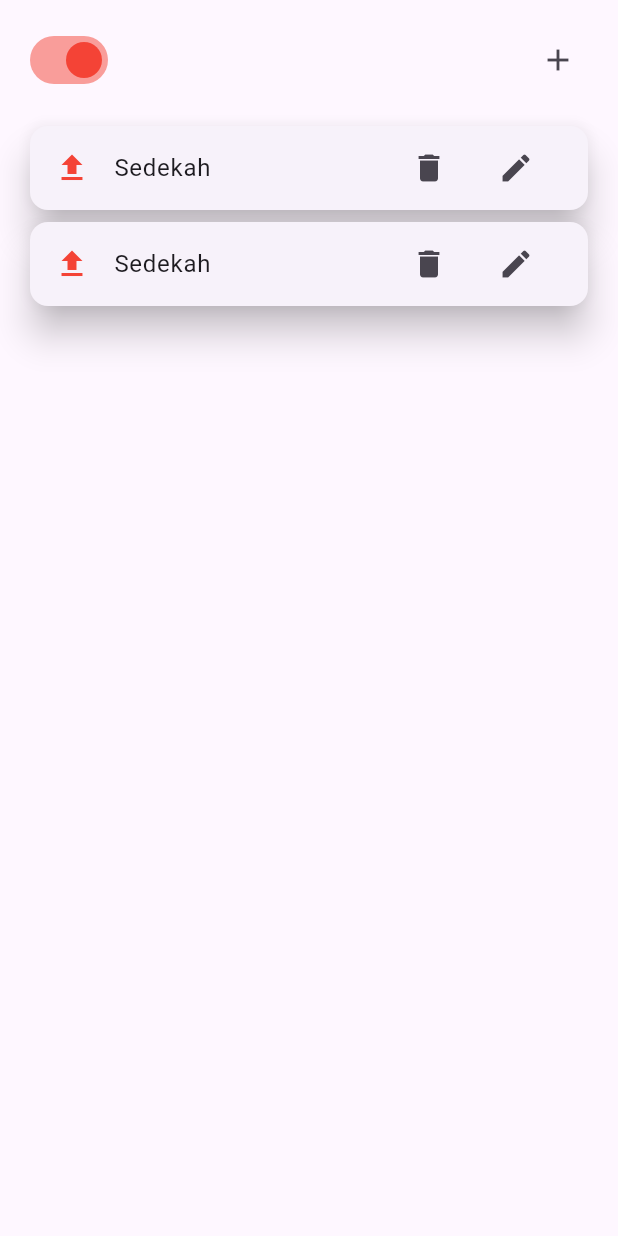
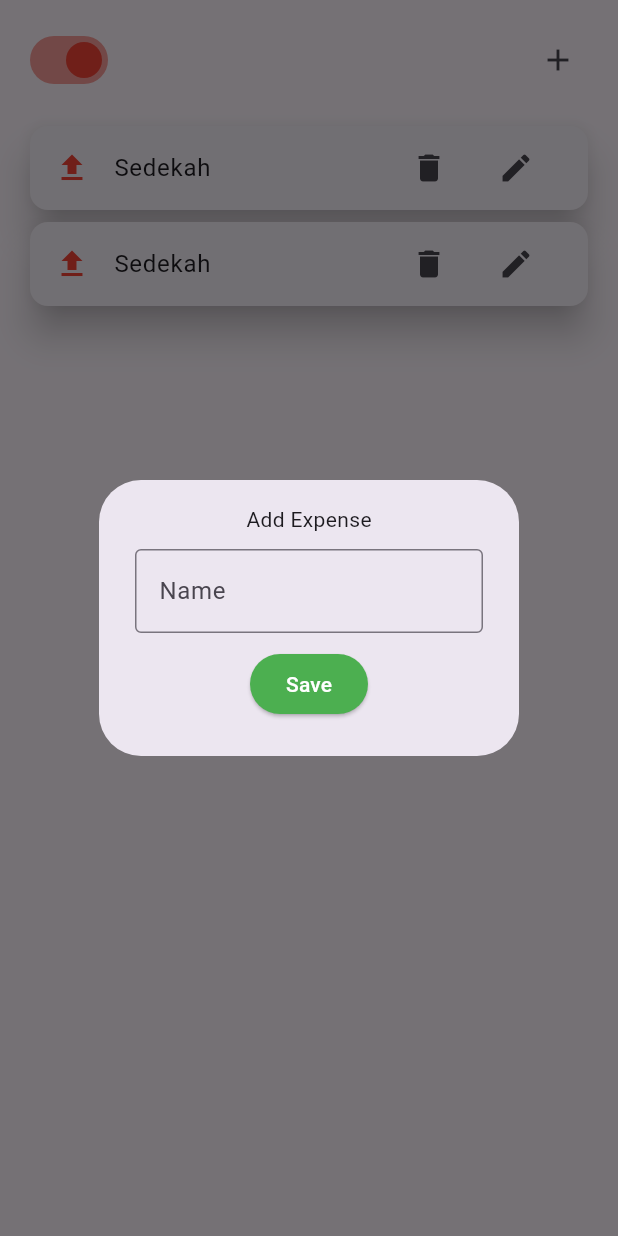
Before and after one commit to tgarwis/uas_mobile, a Flutter app: the CategoryPage widget shown alone on an empty page, opened directly, after a tap on the "add" icon, on a phone screen of 412 x 824 dp. Run offline on Flutter 3.47's test engine with Material 3 defaults, Android fonts, the phone set to English and light mode, and no system bars; missing offline and left inert: calendar_appbar.

Commit message:
Add: showDialog in category_page

```diff
--- a/lib/pages/category_page.dart
+++ b/lib/pages/category_page.dart
@@ -8,15 +8,57 @@ class CategoryPage extends StatefulWidget {
 }
 
 class _CategoryPageState extends State<CategoryPage> {
+  bool isExpense = true;
 
-  bool isExpense = true;
+  void openDialog() {
+    showDialog(
+        context: context,
+        builder: (BuildContext context) {
+          return AlertDialog(
+            content: SingleChildScrollView(
+              child: Center(
+                child: Column(
+                  children: [
+                    Text((isExpense == true) ? "Add Expense" : "Add Income"),
+
+                    SizedBox(height: 10),
+
+                    TextFormField(
+                      decoration: InputDecoration(
+                        border: OutlineInputBorder(),
+                        hintText: "Name",
+
+                        focusedBorder: OutlineInputBorder(
+                          borderRadius: BorderRadius.circular(8.0),
+                          borderSide: const BorderSide(
+                            color: Colors.green, // Warna border saat fokus
+                          ),
+
+                        ),
+                      )
+                    ),
+
+                    SizedBox(height: 10),
+
+                    ElevatedButton(
+                      onPressed: () {},
+                      style: ElevatedButton.styleFrom(
+                        backgroundColor: Colors.green,
+                        foregroundColor: Colors.white
+                      ),
+                      child: Text("Save"),)
+                  ],
+                ),
+              ),
+            ),
+          );
+        });
+  }
 
   @override
   Widget build(BuildContext context) {
     return SafeArea(
-
-      child: Column(
-        children: [
+        child: Column(children: [
       Padding(
         padding: const EdgeInsets.all(16),
         child: Row(
@@ -33,53 +75,58 @@ class _CategoryPageState extends State<CategoryPage> {
               inactiveThumbColor: Colors.green,
               activeColor: Colors.red,
             ),
-
-                IconButton(onPressed: () {}, icon: Icon(Icons.add))
+            IconButton(
+              onPressed: () {
+                openDialog();
+              },
+              icon: Icon(Icons.add))
           ],
         ),
       ),
-
       Padding(
         padding: const EdgeInsets.symmetric(horizontal: 16),
         child: Card(
           elevation: 10,
           child: ListTile(
-              leading: (isExpense == true) ? Icon(Icons.upload, color: Colors.red) : Icon(Icons.download, color: Colors.green),
+            leading: (isExpense == true)
+                ? Icon(Icons.upload, color: Colors.red)
+                : Icon(Icons.download, color: Colors.green),
             title: Text("Sedekah"),
             trailing: Row(
               mainAxisSize: MainAxisSize.min,
               children: [
                 IconButton(onPressed: () {}, icon: Icon(Icons.delete)),
-                  SizedBox(width: 10,),
+                SizedBox(
+                  width: 10,
+                ),
                 IconButton(onPressed: () {}, icon: Icon(Icons.edit)),
               ],
             ),
           ),
         ),
       ),
-
       Padding(
         padding: const EdgeInsets.symmetric(horizontal: 16),
         child: Card(
           elevation: 10,
           child: ListTile(
-              leading: (isExpense == true) ? Icon(Icons.upload, color: Colors.red) : Icon(Icons.download, color: Colors.green),
+            leading: (isExpense == true)
+                ? Icon(Icons.upload, color: Colors.red)
+                : Icon(Icons.download, color: Colors.green),
             title: Text("Sedekah"),
             trailing: Row(
               mainAxisSize: MainAxisSize.min,
               children: [
                 IconButton(onPressed: () {}, icon: Icon(Icons.delete)),
-                  SizedBox(width: 10,),
+                SizedBox(
+                  width: 10,
+                ),
                 IconButton(onPressed: () {}, icon: Icon(Icons.edit)),
               ],
             ),
           ),
         ),
       ),
-
-        ]
-      )
-
-      );
+    ]));
   }
 }
```
Lines whose indentation alone changed are shown as unchanged.
